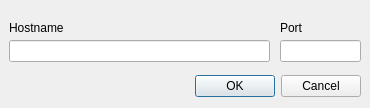
Before: the Qt Designer form ui_forms/editHostEntry.ui in 0x17de/HarpoonClient, drawn with Qt 5.
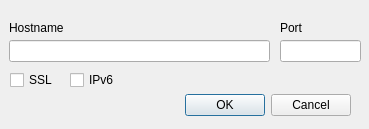
After: the same form once the commit is applied.

Commit message: settings addhost/deletehost button handling

The edit to the form file:
```diff
--- a/ui_forms/editHostEntry.ui
+++ b/ui_forms/editHostEntry.ui
@@ -6,8 +6,8 @@
    <rect>
     <x>0</x>
     <y>0</y>
-    <width>370</width>
-    <height>108</height>
+    <width>369</width>
+    <height>129</height>
    </rect>
   </property>
   <property name="windowTitle">
@@ -16,10 +16,10 @@
   <widget class="QDialogButtonBox" name="buttonBox">
    <property name="geometry">
     <rect>
-     <x>20</x>
-     <y>70</y>
+     <x>10</x>
+     <y>90</y>
      <width>341</width>
-     <height>32</height>
+     <height>30</height>
     </rect>
    </property>
    <property name="orientation">
@@ -75,6 +75,32 @@
     </rect>
    </property>
   </widget>
+  <widget class="QCheckBox" name="cbSsl">
+   <property name="geometry">
+    <rect>
+     <x>10</x>
+     <y>70</y>
+     <width>85</width>
+     <height>20</height>
+    </rect>
+   </property>
+   <property name="text">
+    <string>SSL</string>
+   </property>
+  </widget>
+  <widget class="QCheckBox" name="cbIpv6">
+   <property name="geometry">
+    <rect>
+     <x>70</x>
+     <y>70</y>
+     <width>85</width>
+     <height>20</height>
+    </rect>
+   </property>
+   <property name="text">
+    <string>IPv6</string>
+   </property>
+  </widget>
  </widget>
  <resources/>
  <connections>
```
The commit also changes 5 other files.
